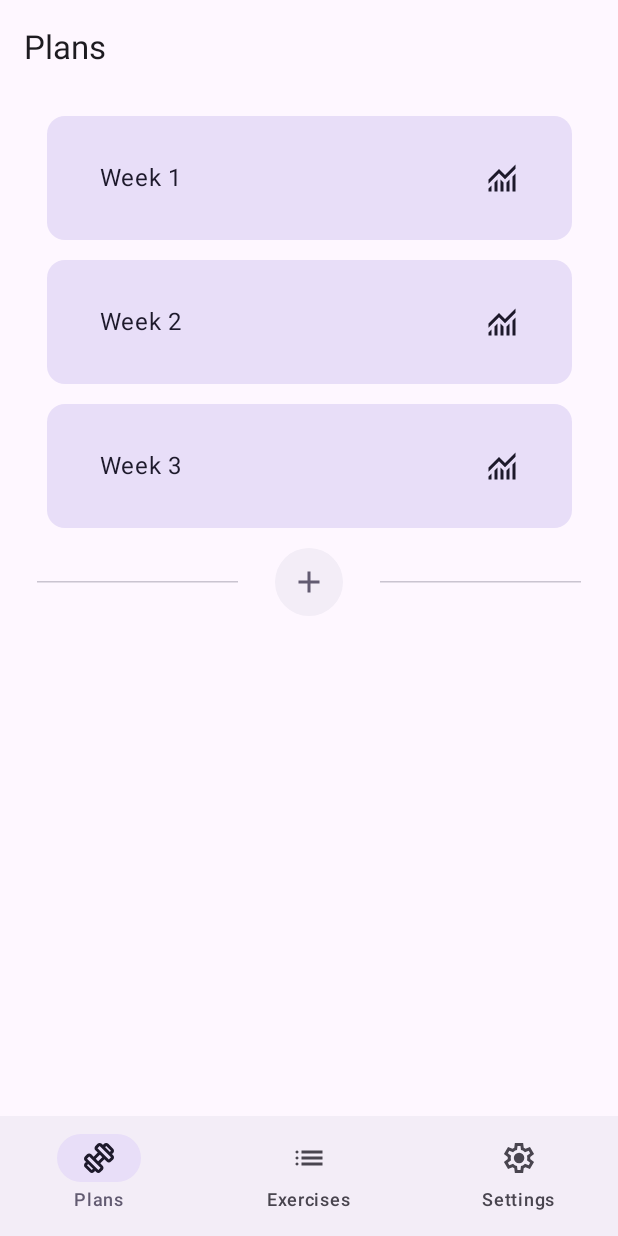
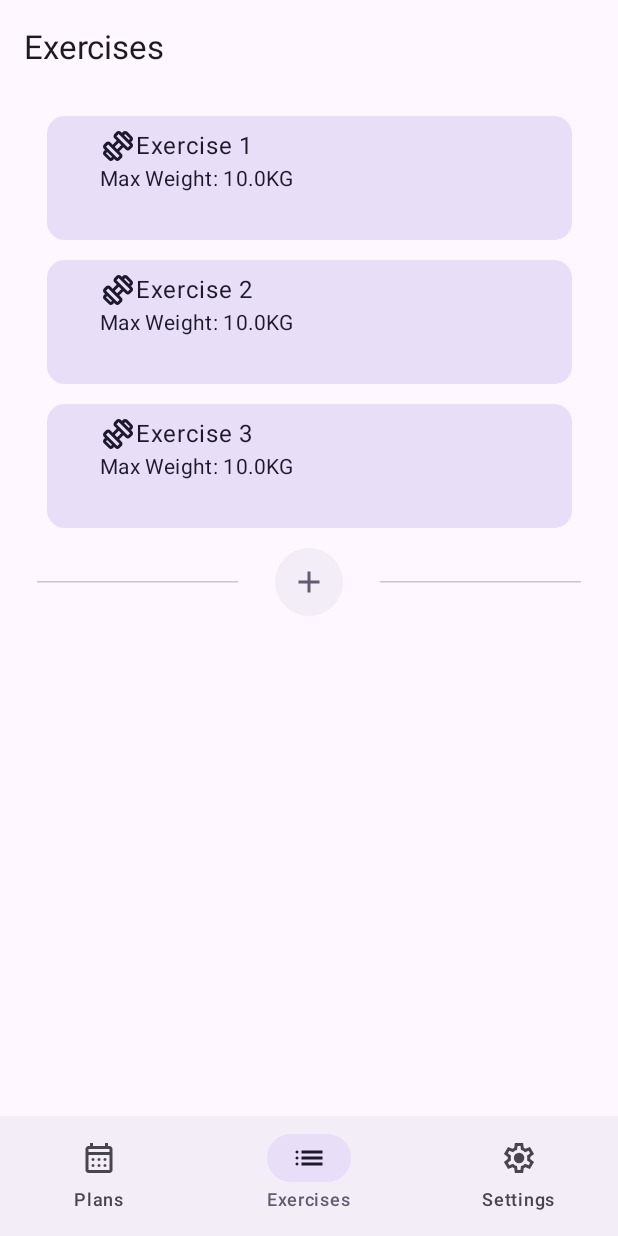
Before and after one commit to AleksM03/LLMPoweredFitness, an Android app built with Jetpack Compose: the screen it shows after launch (MainActivity), item 2 of the bottom bar chosen, on a phone screen of 412 x 824 dp. Run offline under Robolectric (Android 15) with nearby library versions, the phone set to English and light mode, and no system bars.

Commit message:
Exercise Screen, Navigation, Refactoring
Added Exercise Screen and changed cards to be more generic

```diff
--- a/app/src/main/java/com/amilan/llmpoweredfitness/MainActivity.kt
+++ b/app/src/main/java/com/amilan/llmpoweredfitness/MainActivity.kt
@@ -9,9 +9,10 @@ import androidx.activity.enableEdgeToEdge
 import androidx.compose.runtime.Composable
 import androidx.compose.ui.Modifier
 import androidx.compose.ui.tooling.preview.Preview
+import com.amilan.llmpoweredfitness.ui.MainScreen
 import com.amilan.llmpoweredfitness.ui.generics.GenericLayout
 import com.amilan.llmpoweredfitness.ui.theme.AppTheme
-import com.amilan.llmpoweredfitness.ui.workout.PlansScreen
+import com.amilan.llmpoweredfitness.ui.workout.ExercisesScreen
 
 val TABS: List<String> = listOf("Plans", "Exercises", "Settings")
 
@@ -24,12 +25,7 @@ class MainActivity : ComponentActivity() {
     }
     setContent {
       AppTheme {
-        GenericLayout(
-          title = TABS[0],
-          content = { PlansScreen(intArrayOf(1, 2, 3), modifier = Modifier) },
-          onTabSelected = {},
-          selectedTab = 0
-        )
+        MainScreen(intArrayOf(1, 2, 3))
       }
     }
   }
@@ -46,8 +42,8 @@ fun ExamplePreview() {
   val exampleData = intArrayOf(1, 2, 3)
   AppTheme {
     GenericLayout(
-      title = TABS[0],
-      content = { PlansScreen(exampleData, modifier = Modifier) },
+      title = TABS[1],
+      content = { ExercisesScreen(exampleData, modifier = Modifier) },
       onTabSelected = {},
       selectedTab = 0
     )
--- /dev/null
+++ b/app/src/main/java/com/amilan/llmpoweredfitness/ui/MainScreen.kt
@@ -0,0 +1,30 @@
+package com.amilan.llmpoweredfitness.ui
+
+import androidx.compose.runtime.Composable
+import androidx.compose.runtime.getValue
+import androidx.compose.runtime.mutableIntStateOf
+import androidx.compose.runtime.saveable.rememberSaveable
+import androidx.compose.runtime.setValue
+import com.amilan.llmpoweredfitness.TABS
+import com.amilan.llmpoweredfitness.ui.generics.GenericLayout
+import com.amilan.llmpoweredfitness.ui.workout.ExercisesScreen
+import com.amilan.llmpoweredfitness.ui.workout.PlansScreen
+
+@Composable
+fun MainScreen(data: IntArray) {
+  var selectedTab by rememberSaveable {
+    mutableIntStateOf(0)
+  }
+
+  GenericLayout(
+    title = TABS[selectedTab],
+    selectedTab = selectedTab,
+    onTabSelected = { selectedTab = it }
+  ) {
+    when (selectedTab) {
+      0 -> PlansScreen(weeks=data)
+      1 -> ExercisesScreen(exercises = data)
+      //2 -> SettingsScreen()
+    }
+  }
+}
--- a/app/src/main/java/com/amilan/llmpoweredfitness/ui/generics/Footer.kt
+++ b/app/src/main/java/com/amilan/llmpoweredfitness/ui/generics/Footer.kt
@@ -22,7 +22,7 @@ fun Footer(
         icon = {
           when (index) {
             0 -> Icon(
-              painter = painterResource(R.drawable.ic_exercise),
+              painter = painterResource(R.drawable.ic_week),
               contentDescription = ""
             )
 
--- /dev/null
+++ b/app/src/main/java/com/amilan/llmpoweredfitness/ui/workout/ExercisesScreen.kt
@@ -0,0 +1,42 @@
+package com.amilan.llmpoweredfitness.ui.workout
+
+import androidx.compose.foundation.layout.Arrangement
+import androidx.compose.foundation.layout.Column
+import androidx.compose.foundation.layout.fillMaxHeight
+import androidx.compose.foundation.layout.fillMaxWidth
+import androidx.compose.foundation.layout.padding
+import androidx.compose.runtime.Composable
+import androidx.compose.ui.Alignment
+import androidx.compose.ui.Modifier
+import androidx.compose.ui.unit.dp
+import com.amilan.llmpoweredfitness.ui.generics.AddButton
+import com.amilan.llmpoweredfitness.ui.workout.components.ExerciseCardContent
+import com.amilan.llmpoweredfitness.ui.workout.components.WorkoutCard
+
+private const val CARD_MAX_WIDTH_SCALE = 0.85f
+
+private const val CARDS_DP_DISTANCE = 13
+
+@Composable
+fun ExercisesScreen(exercises: IntArray, modifier: Modifier = Modifier) {
+  Column(
+    modifier = modifier
+      .padding(top = CARDS_DP_DISTANCE.dp)
+      .fillMaxWidth()
+      .fillMaxHeight(),
+    verticalArrangement = Arrangement.spacedBy(CARDS_DP_DISTANCE.dp),
+    horizontalAlignment = Alignment.CenterHorizontally
+  ) {
+    for (exercise in exercises) {
+      WorkoutCard(
+        content = { ExerciseCardContent(title = "Exercise $exercise") },
+        onButtonClick = {},
+        Modifier.fillMaxWidth(CARD_MAX_WIDTH_SCALE)
+      )
+    }
+    AddButton(
+      onClick = {},
+      modifier = Modifier.fillMaxWidth()
+    )
+  }
+}
--- a/app/src/main/java/com/amilan/llmpoweredfitness/ui/workout/PlansScreen.kt
+++ b/app/src/main/java/com/amilan/llmpoweredfitness/ui/workout/PlansScreen.kt
@@ -10,7 +10,8 @@ import androidx.compose.ui.Alignment
 import androidx.compose.ui.Modifier
 import androidx.compose.ui.unit.dp
 import com.amilan.llmpoweredfitness.ui.generics.AddButton
-import com.amilan.llmpoweredfitness.ui.workout.components.PlanCard
+import com.amilan.llmpoweredfitness.ui.workout.components.PlanCardContent
+import com.amilan.llmpoweredfitness.ui.workout.components.WorkoutCard
 
 private const val CARD_MAX_WIDTH_SCALE = 0.85f
 
@@ -20,7 +21,7 @@ private const val CARDS_DP_DISTANCE = 13
 @Composable
 fun PlansScreen(
   weeks: IntArray,
-  modifier: Modifier
+  modifier: Modifier = Modifier
 ) {
   Column(
     modifier = modifier
@@ -31,9 +32,8 @@ fun PlansScreen(
     horizontalAlignment = Alignment.CenterHorizontally
   ) {
     for (week in weeks) {
-      PlanCard(
-        weekNumber = week,
-        isCompleted = false,
+      WorkoutCard(
+        content = {PlanCardContent(text = "Week $week", isCompleted = false)},
         onButtonClick = {},
         Modifier.fillMaxWidth(CARD_MAX_WIDTH_SCALE)
       )
--- /dev/null
+++ b/app/src/main/java/com/amilan/llmpoweredfitness/ui/workout/components/ExerciseCardContent.kt
@@ -0,0 +1,56 @@
+package com.amilan.llmpoweredfitness.ui.workout.components
+
+import androidx.compose.foundation.layout.BoxWithConstraints
+import androidx.compose.foundation.layout.Column
+import androidx.compose.foundation.layout.Row
+import androidx.compose.foundation.layout.fillMaxSize
+import androidx.compose.foundation.layout.fillMaxWidth
+import androidx.compose.foundation.layout.padding
+import androidx.compose.material3.Icon
+import androidx.compose.material3.MaterialTheme
+import androidx.compose.material3.Text
+import androidx.compose.runtime.Composable
+import androidx.compose.ui.Modifier
+import androidx.compose.ui.res.painterResource
+import com.amilan.llmpoweredfitness.R
+
+@Composable
+fun ExerciseCardContent(title: String, weight: Float = 10f, type: Int = 0) {
+  BoxWithConstraints(modifier = Modifier.fillMaxSize()) {
+    val contentMaxHeight = maxHeight
+    Column(modifier = Modifier.fillMaxSize()) {
+    Row(modifier = Modifier.fillMaxWidth()) {
+      if (type == 0) {
+        Icon(
+          painter = painterResource(R.drawable.ic_exercise),
+          contentDescription = "Weighted Exercise",
+          modifier = Modifier.padding(top = contentMaxHeight * 0.1f)
+        )
+      } else {
+        Icon(
+          painter = painterResource(R.drawable.ic_cardio),
+          contentDescription = "Cardio Exercise",
+          modifier = Modifier.padding(top = contentMaxHeight * 0.1f)
+        )
+      }
+      Text(
+        text = title,
+        modifier = Modifier.padding(top = contentMaxHeight * 0.1f),
+        style = MaterialTheme.typography.bodyLarge,
+      )
+    }
+    Row(modifier = Modifier.fillMaxWidth()) {
+      if (weight > 0f) {
+        Text(
+          text = "Max Weight: $weight" + "KG",
+          style = MaterialTheme.typography.bodyMedium,
+        )
+      } else {
+        Text(
+          text = "Test",
+          style = MaterialTheme.typography.bodyMedium,
+        )
+      }
+    }
+  }
+}}
--- /dev/null
+++ b/app/src/main/java/com/amilan/llmpoweredfitness/ui/workout/components/PlanCardContent.kt
@@ -0,0 +1,29 @@
+package com.amilan.llmpoweredfitness.ui.workout.components
+
+import androidx.compose.material3.Icon
+import androidx.compose.material3.MaterialTheme
+import androidx.compose.material3.Text
+import androidx.compose.runtime.Composable
+import androidx.compose.ui.Modifier
+import androidx.compose.ui.res.painterResource
+import com.amilan.llmpoweredfitness.R
+
+@Composable
+fun PlanCardContent(text: String, isCompleted: Boolean){
+  Text(
+    text = text,
+    modifier = Modifier,
+    style = MaterialTheme.typography.bodyLarge
+  )
+  if (isCompleted) {
+    Icon(
+      painterResource(R.drawable.ic_open_card),
+      contentDescription = "Open",
+    )
+  } else {
+    Icon(
+      painter = painterResource(R.drawable.ic_monitoring),
+      contentDescription = "Stats",
+    )
+  }
+}
--- a/app/src/main/java/com/amilan/llmpoweredfitness/ui/workout/components/PlanCard.kt
+++ b/app/src/main/java/com/amilan/llmpoweredfitness/ui/workout/components/WorkoutCard.kt
@@ -1,13 +1,12 @@
 package com.amilan.llmpoweredfitness.ui.workout.components
 
+import androidx.compose.foundation.clickable
 import androidx.compose.foundation.layout.Arrangement
 import androidx.compose.foundation.layout.Box
 import androidx.compose.foundation.layout.Row
 import androidx.compose.foundation.layout.fillMaxHeight
 import androidx.compose.foundation.layout.fillMaxWidth
 import androidx.compose.foundation.layout.height
-import androidx.compose.foundation.layout.padding
-import androidx.compose.foundation.layout.width
 import androidx.compose.material3.Card
 import androidx.compose.material3.CardDefaults
 import androidx.compose.material3.Icon
@@ -22,21 +21,23 @@ import androidx.compose.ui.unit.dp
 import com.amilan.llmpoweredfitness.R
 
 private const val MAX_HEIGHT_SCALE = 0.1f
-private const val CONTENT_HEIGHT_SCALE = 0.5f
+private const val CONTENT_HEIGHT_SCALE = 1f
 private const val CONTENT_WIDTH_SCALE = 0.8f
 
 
 @Composable
-fun PlanCard(
-  weekNumber: Int,
-  isCompleted: Boolean,
+fun WorkoutCard(
+  content: @Composable () -> Unit,
   onButtonClick: () -> Unit,
   modifier: Modifier = Modifier
 ) {
   val maxHeight =
     (LocalConfiguration.current.screenHeightDp * MAX_HEIGHT_SCALE).dp
   Card(
-    modifier = modifier.fillMaxWidth(), colors = CardDefaults.cardColors(
+    modifier = modifier
+      .fillMaxWidth()
+      .clickable(onClick = onButtonClick),
+    colors = CardDefaults.cardColors(
       containerColor = MaterialTheme.colorScheme.secondaryContainer,
       contentColor = MaterialTheme.colorScheme.onSecondaryContainer,
     )
@@ -45,31 +46,16 @@ fun PlanCard(
       modifier = Modifier
         .fillMaxWidth()
         .height(maxHeight),
+      contentAlignment = Alignment.Center
     ) {
       Row(
         modifier = Modifier
-          .align(Alignment.Center)
           .fillMaxWidth(CONTENT_WIDTH_SCALE)
           .fillMaxHeight(CONTENT_HEIGHT_SCALE),
         horizontalArrangement = Arrangement.SpaceBetween,
         verticalAlignment = Alignment.CenterVertically
       ) {
-        Text(
-          text = "Week $weekNumber",
-          modifier = Modifier,
-          style = MaterialTheme.typography.bodyLarge
-        )
-        if (isCompleted) {
-          Icon(
-            painterResource(R.drawable.ic_open_card),
-            contentDescription = "Open"
-          )
-        } else {
-          Icon(
-            painter = painterResource(R.drawable.ic_monitoring),
-            contentDescription = "Stats"
-          )
-        }
+        content()
       }
     }
   }
--- /dev/null
+++ b/app/src/main/res/drawable/ic_cardio.xml
@@ -0,0 +1,8 @@
+<vector xmlns:android="http://schemas.android.com/apk/res/android"
+    android:width="24dp"
+    android:height="24dp"
+    android:viewportWidth="24"
+    android:viewportHeight="24">
+    <path android:fillColor="@android:color/black"
+        android:pathData="M13,23V17l-2.1-2l-1,4.4L3,18l0.4-2l4.8,1L9.8,8.9L8,9.6V13H6V8.3L9.95,6.6q0.88-0.38 1.29-0.49T12,6q0.53,0 0.98,0.27T13.7,7l1,1.6q0.65,1.05 1.76,1.72T19,11v2q-1.65,0-3.09-0.69T13.5,10.5l-0.6,3l2.1,2V23H13ZM12.09,4.91Q11.5,4.32 11.5,3.5q0-0.83 0.59-1.41T13.5,1.5t1.41,0.59T15.5,3.5q0,0.82-0.59,1.41T13.5,5.5T12.09,4.91Z"/>
+</vector>
--- /dev/null
+++ b/app/src/main/res/drawable/ic_week.xml
@@ -0,0 +1,8 @@
+<vector xmlns:android="http://schemas.android.com/apk/res/android"
+    android:width="24dp"
+    android:height="24dp"
+    android:viewportWidth="24"
+    android:viewportHeight="24">
+    <path android:fillColor="@android:color/black"
+        android:pathData="M5,22q-0.83,0-1.41-0.59T3,20V6Q3,5.18 3.59,4.59T5,4H6V2H8V4h8V2h2V4h1q0.83,0 1.41,0.59Q21,5.18 21,6V20q0,0.82-0.59,1.41T19,22H5Zm0-2H19V10H5V20ZM5,8H19V6H5V8ZM5,8V6V8Zm7,6q-0.42,0-0.71-0.29Q11,13.43 11,13t0.29-0.71T12,12t0.71,0.29T13,13t-0.29,0.71T12,14ZM7.29,13.71Q7,13.43 7,13t0.29-0.71T8,12t0.71,0.29T9,13T8.71,13.71T8,14q-0.42,0-0.71-0.29ZM16,14q-0.42,0-0.71-0.29Q15,13.43 15,13t0.29-0.71T16,12q0.43,0 0.71,0.29T17,13t-0.29,0.71T16,14Zm-4,4q-0.42,0-0.71-0.29Q11,17.43 11,17t0.29-0.71T12,16t0.71,0.29T13,17t-0.29,0.71T12,18ZM7.29,17.71Q7,17.43 7,17t0.29-0.71T8,16t0.71,0.29T9,17T8.71,17.71T8,18q-0.42,0-0.71-0.29ZM16,18q-0.42,0-0.71-0.29Q15,17.43 15,17t0.29-0.71T16,16q0.43,0 0.71,0.29T17,17t-0.29,0.71T16,18Z"/>
+</vector>
```
